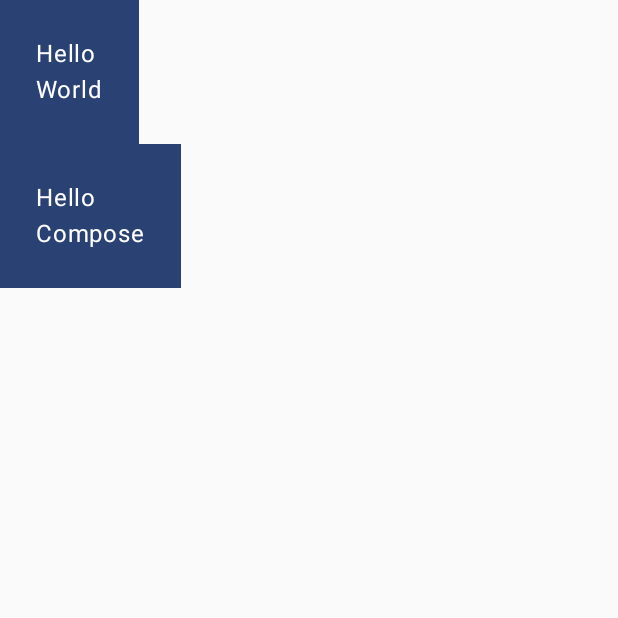
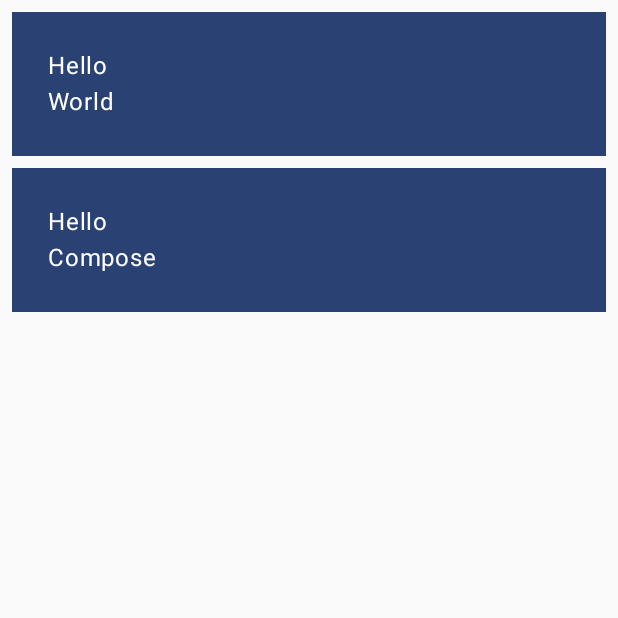
Before and after one commit to cyjadela/compose-study, an Android app built with Jetpack Compose: the screen it shows after launch (MainActivity), on a phone screen of 412 x 824 dp, the top half of it. Run offline under Robolectric (Android 15) with nearby library versions, the phone set to English and light mode, and no system bars.

Commit message:
Feat: Column padding 조절

```diff
--- a/compose_start/app/src/main/java/com/android/compose_start/MainActivity.kt
+++ b/compose_start/app/src/main/java/com/android/compose_start/MainActivity.kt
@@ -1,11 +1,11 @@
 package com.android.compose_start
 
-import android.net.ipsec.ike.TunnelModeChildSessionParams.ConfigRequestIpv4Netmask
 import android.os.Bundle
 import androidx.activity.ComponentActivity
 import androidx.activity.compose.setContent
 import androidx.compose.foundation.layout.Column
 import androidx.compose.foundation.layout.fillMaxSize
+import androidx.compose.foundation.layout.fillMaxWidth
 import androidx.compose.foundation.layout.padding
 import androidx.compose.material3.MaterialTheme
 import androidx.compose.material3.Surface
@@ -29,8 +29,9 @@ class MainActivity : ComponentActivity() {
 
 @Composable
 fun Greeting(name: String, modifier: Modifier = Modifier) {
-    Surface(color = MaterialTheme.colorScheme.primary) {
-        Column(modifier = modifier.padding(24.dp)) {
+    Surface(color = MaterialTheme.colorScheme.primary,
+    modifier = modifier.padding(vertical = 4.dp, horizontal = 8.dp)) {
+        Column(modifier = Modifier.fillMaxWidth().padding(24.dp)) {
             Text(text = "Hello ")
             Text(text = name)
         }
@@ -42,7 +43,7 @@ fun MyApp(
     modifier: Modifier = Modifier,
     names: List<String> = listOf("World", "Compose")
 ) {
-    Column(modifier) {
+    Column(modifier = modifier.padding(vertical = 4.dp)) {
         for (name in names) {
             Greeting(name = name)
         }
```
